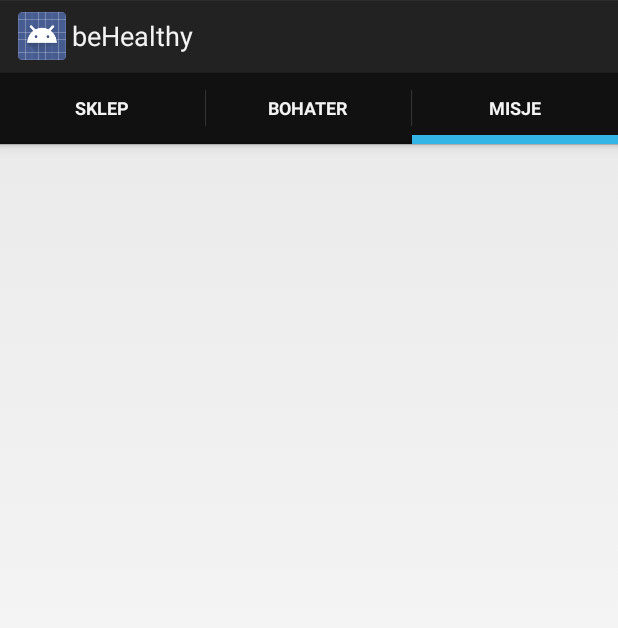
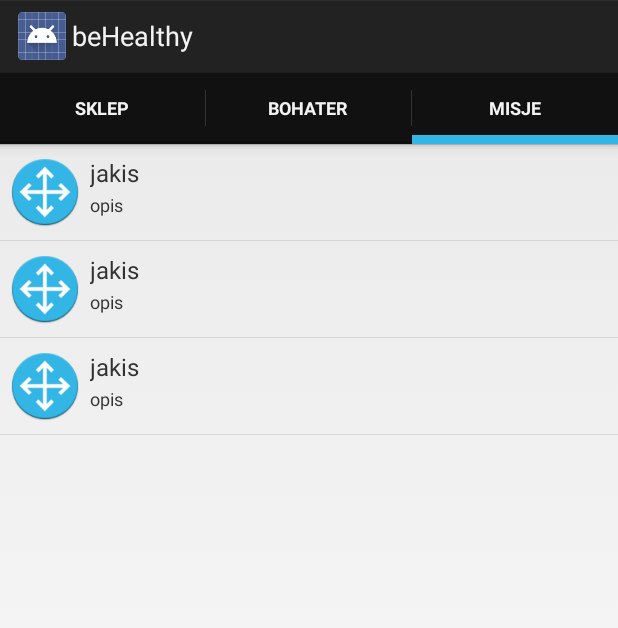
Before and after one commit to m-radzikowski/behealthy-mobile, an Android app: the screen it shows after launch (MainActivity), tab 3 chosen, on a phone screen of 412 x 824 dp. Shown: the top 628 px of the screen. Run offline under Robolectric (Android 15) with nearby library versions, the phone set to English and light mode, and no system bars.

Commit message:
dodanie listy do misji oraz questów

```diff
--- a/app/src/main/java/com/sample/behealthy/Fragments/QuestsFragment.java
+++ b/app/src/main/java/com/sample/behealthy/Fragments/QuestsFragment.java
@@ -7,13 +7,19 @@ import android.support.v7.app.AlertDialog;
 import android.view.LayoutInflater;
 import android.view.View;
 import android.view.ViewGroup;
-import android.widget.TextView;
-import android.widget.Toast;
+import android.widget.ArrayAdapter;
+import android.widget.ListView;
 
 import com.sample.behealthy.R;
 import com.sample.behealthy.api.APIClient;
 import com.sample.behealthy.api.APIInterface;
 import com.sample.behealthy.models.Mission;
+import com.sample.behealthy.models.Quest;
+import com.sample.behealthy.widget.MobileArrayAdapter;
+
+import java.util.ArrayList;
+import java.util.Date;
+import java.util.List;
 
 import retrofit2.Call;
 import retrofit2.Callback;
@@ -23,22 +29,36 @@ public class QuestsFragment extends Fragment {
 
 	APIInterface apiInterface;
 	private AlertDialog waitingDialog;
+
+	private ListView list ;
+	private ArrayAdapter<String> adapter ;
 	@Override
 	public View onCreateView(LayoutInflater inflater, ViewGroup container,
 	                         Bundle savedInstanceState) {
 		View rootView = inflater.inflate(R.layout.fragment_collection_object, container, false);
+		apiInterface = APIClient.getClient().create(APIInterface.class);
+		final ListView listview = (ListView) rootView.findViewById(R.id.listView1);
 
-		apiInterface = APIClient.getClient().create(APIInterface.class);
 
+
+
+		Quest quest = new Quest("jakis","opis", "typ1", new Date(2018,4,14),12, true);
+		Quest quest1 = new Quest("jakis","opis", "typ1", new Date(2018,4,14),12, true);
+		Quest quest2 = new Quest("jakis","opis", "typ1", new Date(2018,4,14),12, true);
+		List<Quest> quests = new ArrayList<>();
+		quests.add(quest);
+		quests.add(quest1);
+		quests.add(quest2);
+
+
+		listview.setAdapter(new MobileArrayAdapter(getContext(), quests));
 		//showDownloadingDataDialog();
 		Call<Mission> call2 = apiInterface.getMissions();
 		call2.enqueue(new Callback<Mission>() {
 			@Override
 			public void onResponse(Call<Mission> call, Response<Mission> response) {
-
 				Mission userList = response.body();
 
-				Toast.makeText(getContext(),"aaa", Toast.LENGTH_SHORT).show();
 
 			}
 
@@ -51,7 +71,6 @@ public class QuestsFragment extends Fragment {
 
 		return rootView;
 	}
-
 	/*protected void showDownloadingDataDialog() {
 		waitingDialog = new ProgressDialogBuilder(getContext())
 			.setMessage(R.string.downloading)
--- a/app/src/main/java/com/sample/behealthy/models/Mission.kt
+++ b/app/src/main/java/com/sample/behealthy/models/Mission.kt
@@ -2,4 +2,4 @@ package com.sample.behealthy.models
 
 import java.util.*
 
-data class Mission(var title: String, var description: String, var expDate: Date, var quests: Array<Quest>)
+data class Mission(var title: String, var description: String, var expDate: Date, var quests: Array<Quest>, var done: Boolean)
--- a/app/src/main/java/com/sample/behealthy/models/Quest.kt
+++ b/app/src/main/java/com/sample/behealthy/models/Quest.kt
@@ -2,4 +2,4 @@ package com.sample.behealthy.models
 
 import java.util.*
 
-data class Quest(var title: String, var description: String, var type: String, var date: Date, var value: String)
+data class Quest(var title: String, var description: String, var type: String, var date: Date, var value: Int, var done: Boolean)
--- /dev/null
+++ b/app/src/main/java/com/sample/behealthy/widget/MobileArrayAdapter.java
@@ -0,0 +1,43 @@
+package com.sample.behealthy.widget;
+
+import android.content.Context;
+import android.view.LayoutInflater;
+import android.view.View;
+import android.view.ViewGroup;
+import android.widget.ArrayAdapter;
+import android.widget.ImageView;
+import android.widget.TextView;
+
+import com.sample.behealthy.R;
+import com.sample.behealthy.models.Quest;
+
+import java.util.List;
+
+public class MobileArrayAdapter extends ArrayAdapter<Quest> {
+	private final Context context;
+	private final List<Quest> values;
+
+	public MobileArrayAdapter(Context context, List<Quest> values) {
+		super(context, R.layout.list_item, values);
+		this.context = context;
+		this.values = values;
+	}
+
+	@Override
+	public View getView(int position, View convertView, ViewGroup parent) {
+		LayoutInflater inflater = (LayoutInflater) context
+			.getSystemService(Context.LAYOUT_INFLATER_SERVICE);
+
+		View rowView = inflater.inflate(R.layout.list_item, parent, false);
+		TextView textView = (TextView) rowView.findViewById(R.id.firstLine);
+		TextView secondLine = (TextView) rowView.findViewById(R.id.secondLine);
+		ImageView imageView = (ImageView) rowView.findViewById(R.id.icon);
+		for (Quest value: values) {
+			textView.setText(value.getTitle());
+			secondLine.setText(value.getDescription());
+		}
+
+
+		return rowView;
+	}
+}
--- a/app/src/main/res/layout/fragment_collection_object.xml
+++ b/app/src/main/res/layout/fragment_collection_object.xml
@@ -1,8 +1,11 @@
+<FrameLayout xmlns:android="http://schemas.android.com/apk/res/android"
+             xmlns:app="http://schemas.android.com/apk/res-auto"
+             android:layout_width="match_parent"
+             android:layout_height="match_parent">
 
-<TextView xmlns:android="http://schemas.android.com/apk/res/android"
-    android:id="@android:id/text1"
-    android:layout_width="match_parent"
-    android:layout_height="match_parent"
-    android:gravity="center"
-    android:textSize="128sp"
-    android:padding="32dp" />
+
+	<ListView
+		android:id="@+id/listView1"
+		android:layout_width="match_parent"
+		android:layout_height="match_parent"/>
+</FrameLayout>
--- /dev/null
+++ b/app/src/main/res/layout/list_item.xml
@@ -0,0 +1,40 @@
+<RelativeLayout xmlns:android="http://schemas.android.com/apk/res/android"
+                android:layout_width="fill_parent"
+                android:layout_height="?android:attr/listPreferredItemHeight"
+                android:padding="6dip" >
+
+	<ImageView
+		android:id="@+id/icon"
+		android:layout_width="wrap_content"
+		android:layout_height="fill_parent"
+		android:layout_alignParentBottom="true"
+		android:layout_alignParentTop="true"
+		android:layout_marginRight="6dip"
+		android:contentDescription="TODO"
+		android:src="@drawable/ic_launcher" />
+
+	<TextView
+		android:id="@+id/secondLine"
+		android:layout_width="fill_parent"
+		android:layout_height="26dip"
+		android:layout_alignParentBottom="true"
+		android:layout_alignParentRight="true"
+		android:layout_toRightOf="@id/icon"
+		android:maxLines="1"
+		android:text="Description"
+		android:textSize="12sp" />
+
+	<TextView
+		android:id="@+id/firstLine"
+		android:layout_width="fill_parent"
+		android:layout_height="wrap_content"
+		android:layout_above="@id/secondLine"
+		android:layout_alignParentRight="true"
+		android:layout_alignParentTop="true"
+		android:layout_alignWithParentIfMissing="true"
+		android:layout_toRightOf="@id/icon"
+		android:gravity="center_vertical"
+		android:text="Example application"
+		android:textSize="16sp" />
+
+</RelativeLayout>
```
